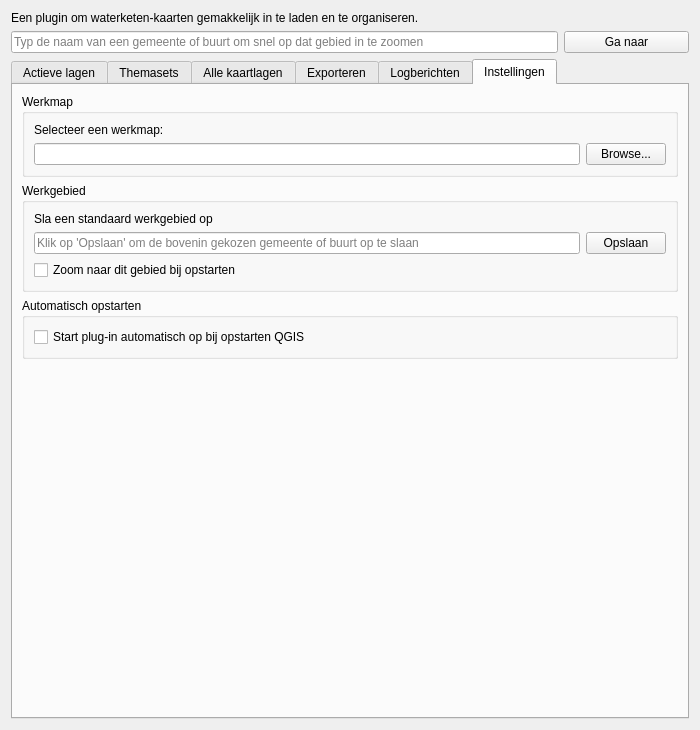
First picture: the form in gui/nad_maps_dialog_base.ui, repository NAD-Dataplatform/NADmaps, before the edit.
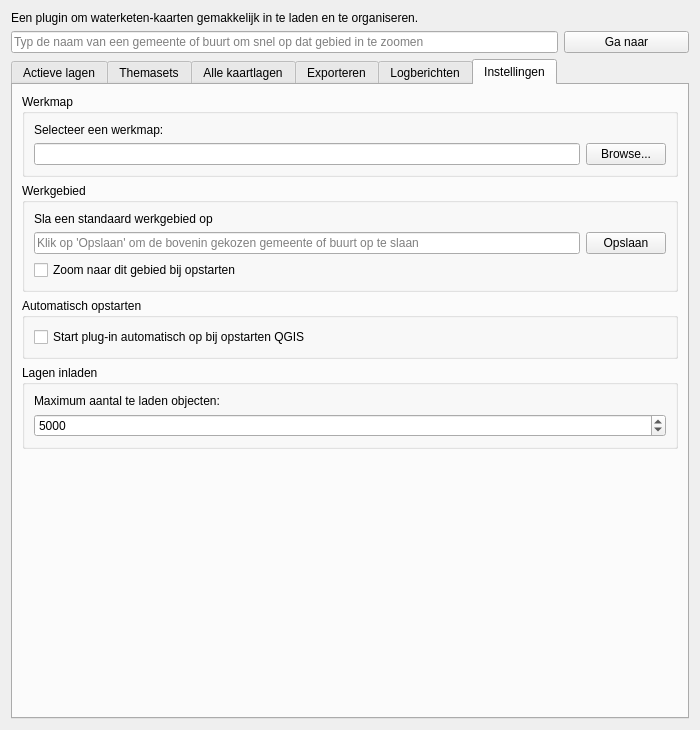
Second picture: the form after the edit. The open tabs and pages were chosen to show the change.

Commit message: max features

What changed in the file:
```diff
--- a/gui/nad_maps_dialog_base.ui
+++ b/gui/nad_maps_dialog_base.ui
@@ -955,6 +955,38 @@
          </layout>
         </widget>
        </item>
+       <item>
+        <widget class="QGroupBox" name="groupBoxmaxNumFeatures">
+         <property name="title">
+          <string>Lagen inladen</string>
+         </property>
+         <layout class="QVBoxLayout" name="verticalLayout_5">
+          <item>
+           <widget class="QLabel" name="label_MaxNumFeatures">
+            <property name="text">
+             <string>Maximum aantal te laden objecten:</string>
+            </property>
+           </widget>
+          </item>
+          <item>
+           <widget class="QSpinBox" name="spinBox_MaxNumFeatures">
+            <property name="minimum">
+             <number>1</number>
+            </property>
+            <property name="maximum">
+             <number>1000000</number>
+            </property>
+            <property name="singleStep">
+             <number>100</number>
+            </property>
+            <property name="value">
+             <number>5000</number>
+            </property>
+           </widget>
+          </item>
+         </layout>
+        </widget>
+       </item>
        <item>
         <spacer name="verticalSpacer">
          <property name="orientation">
```
Left out of the diff: 2 changed lines with no effect on the pictures. The commit also changes 2 other files.
